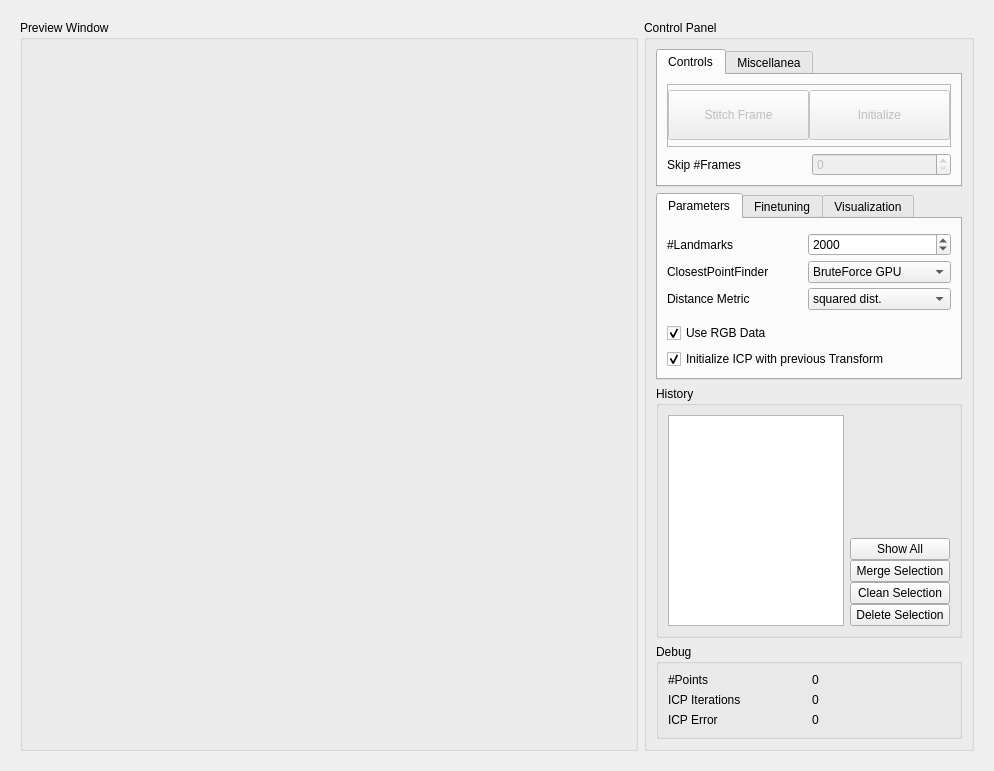
First picture: the form in master/seminar/StitchingWidget.ui, repository anygo/uniprojectsdn, before the edit.
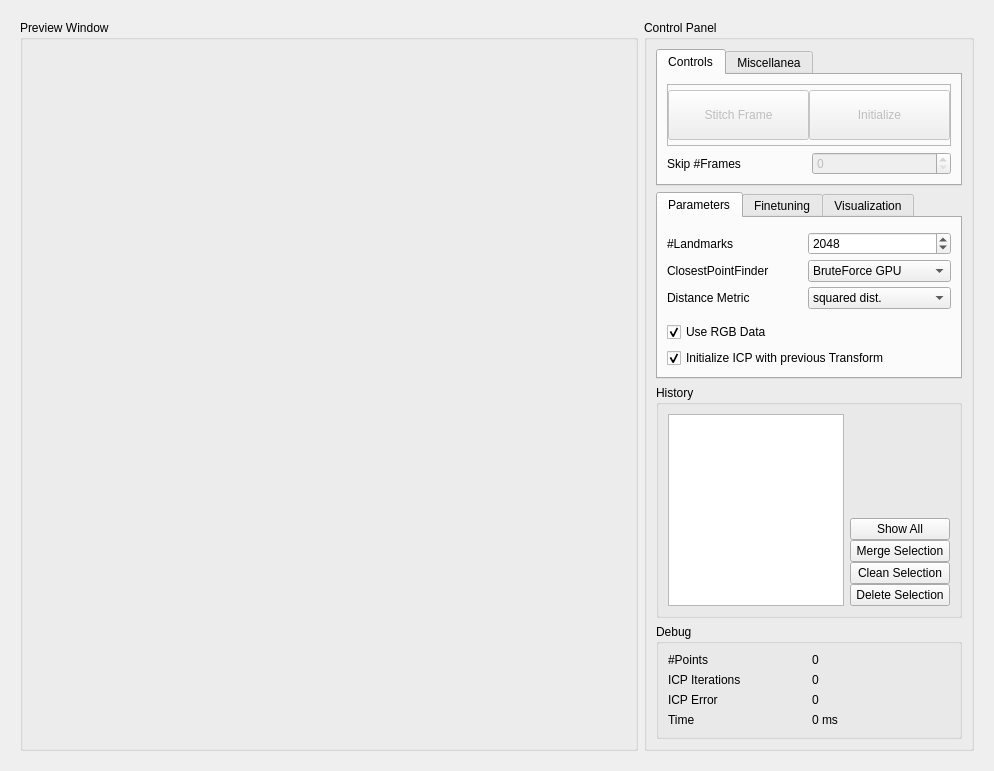
Second picture: the form after the edit. Custom widgets are drawn as their Qt base class.

```diff
--- a/master/seminar/StitchingWidget.ui
+++ b/master/seminar/StitchingWidget.ui
@@ -272,7 +272,7 @@
                    <number>500</number>
                   </property>
                   <property name="value">
-                   <number>2000</number>
+                   <number>2048</number>
                   </property>
                  </widget>
                 </item>
@@ -812,6 +812,23 @@
               </property>
              </widget>
             </item>
+            <item row="3" column="0">
+             <widget class="QLabel" name="label_15">
+              <property name="text">
+               <string>Time</string>
+              </property>
+             </widget>
+            </item>
+            <item row="3" column="1">
+             <widget class="QLabel" name="m_LabelStitchTime">
+              <property name="frameShadow">
+               <enum>QFrame::Plain</enum>
+              </property>
+              <property name="text">
+               <string>0 ms</string>
+              </property>
+             </widget>
+            </item>
            </layout>
           </widget>
          </item>
```
